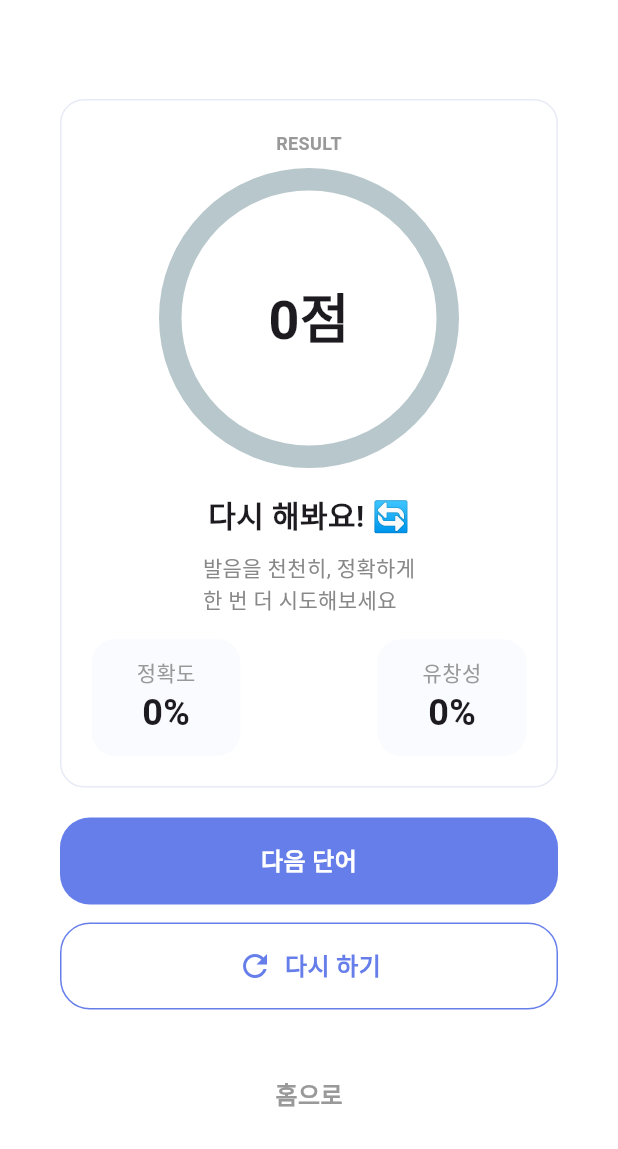
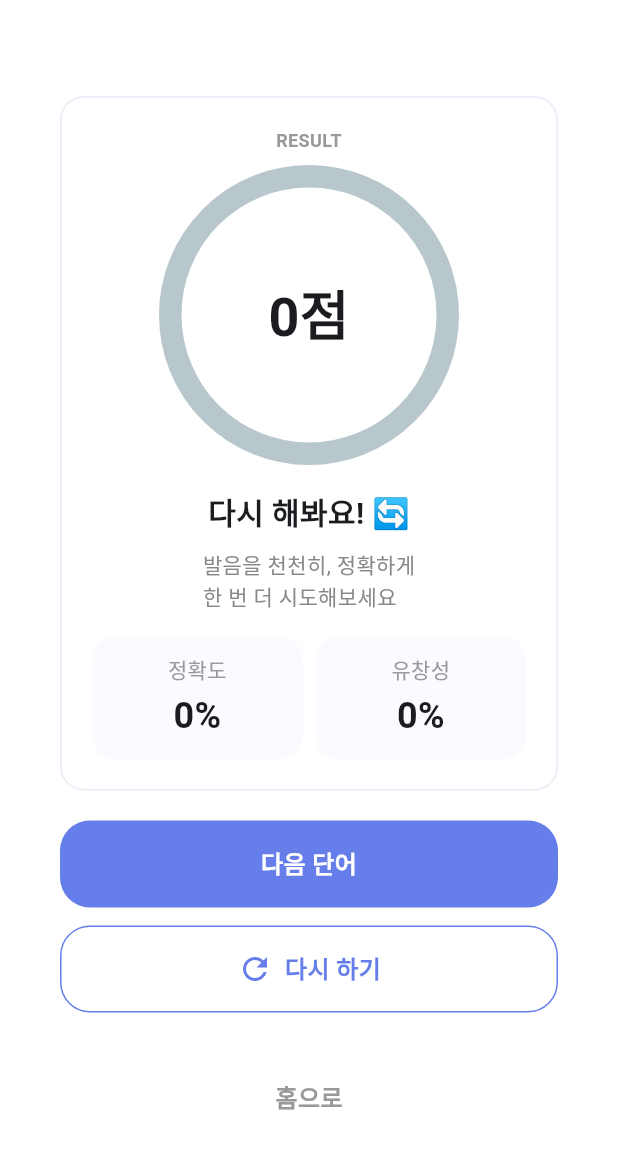
Before and after one commit to wooohyerim/th-pronounce, a Flutter app: the ResultScreen screen opened directly with empty values, on a phone screen of 412 x 824 dp. Shown: the top 1149 px of the screen. Run offline on Flutter 3.47's test engine with Material 3 defaults, Android fonts, the phone set to English and light mode, and no system bars; drawn by our look-alikes of percent_indicator; our stand-ins replace firebase_core, firebase_remote_config, flutter_svg, flutter_tts, permission_handler; missing offline and left inert: record; accounts and stored records are empty; generated files the repository leaves out were written again.

Commit message:
fix : 결과 페이지 점수 박스 마크업 수정 및 음성 없을 시 에러 얼럿 적용

```diff
--- a/lib/model/result_model.dart
+++ b/lib/model/result_model.dart
@@ -42,12 +42,6 @@ class ResultModel {
       print('   완성도: $completenessScore');
       print('   종합: $pronScore');
       print('   인식된 텍스트: $recognizedText');
-
-      // 🔥 최소 점수 검증 (중요한 지표들)
-      if (pronScore < 10 || accuracyScore < 10 || completenessScore < 10) {
-        print('   ⚠️ 점수가 너무 낮음 - 유효하지 않은 발음');
-        throw Exception('음성을 명확하게 인식하지 못했습니다');
-      }
 
       return ResultModel(
         score: pronScore,
--- a/lib/screens/result_screen.dart
+++ b/lib/screens/result_screen.dart
@@ -90,13 +90,18 @@ class ResultScreen extends StatelessWidget {
                       Row(
                         mainAxisAlignment: MainAxisAlignment.spaceBetween,
                         children: [
-                          PercentBox(
-                            title: "정확도",
-                            percentScore: "${result.accuracy}",
+                          Expanded(
+                            child: PercentBox(
+                              title: "정확도",
+                              percentScore: "${result.accuracy}",
+                            ),
                           ),
-                          PercentBox(
-                            title: "유창성",
-                            percentScore: "${result.fluency}",
+                          SizedBox(width: 8),
+                          Expanded(
+                            child: PercentBox(
+                              title: "유창성",
+                              percentScore: "${result.fluency}",
+                            ),
                           ),
                         ],
                       ),
--- a/lib/widget/percent_box.dart
+++ b/lib/widget/percent_box.dart
@@ -17,7 +17,7 @@ class PercentBox extends StatelessWidget {
         color: Color(0xFFFAFBFF),
       ),
       child: Padding(
-        padding: const EdgeInsets.symmetric(vertical: 12, horizontal: 30),
+        padding: const EdgeInsets.symmetric(vertical: 12, horizontal: 20),
         child: Column(
           children: [
             Text(
@@ -28,7 +28,7 @@ class PercentBox extends StatelessWidget {
                 fontWeight: FontWeight.w500,
               ),
             ),
-            SizedBox(width: 10),
+            SizedBox(height: 4),
             Text(
               "$percentScore%",
               style: TextStyle(fontSize: 24, fontWeight: FontWeight.bold),
```
